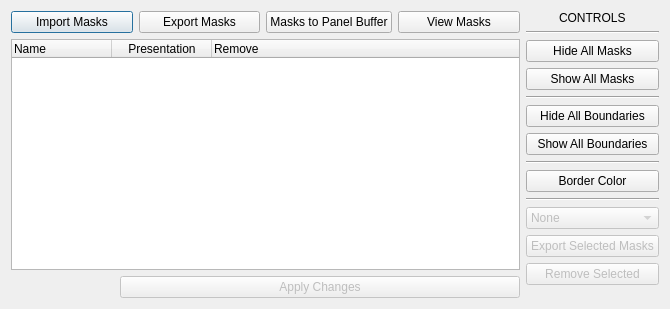
Before: the Qt Designer form hexrdgui/resources/ui/mask_manager_dialog.ui in HEXRD/hexrdgui, drawn with Qt 5.
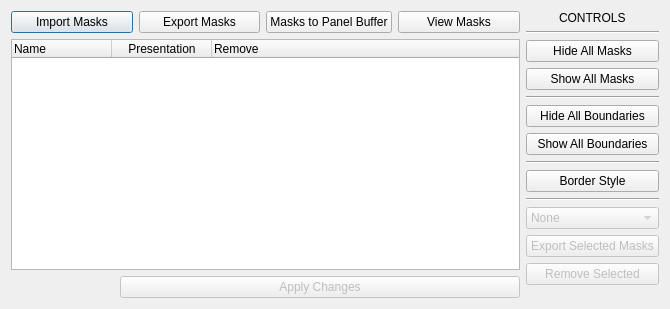
After: the same form once the commit is applied.

Commit message: Fix naming: border_color -> border_style

Diff of the .ui file:
```diff
--- a/hexrdgui/resources/ui/mask_manager_dialog.ui
+++ b/hexrdgui/resources/ui/mask_manager_dialog.ui
@@ -192,7 +192,7 @@
      <item>
       <widget class="QPushButton" name="border_color">
        <property name="text">
-        <string>Border Color</string>
+        <string>Border Style</string>
        </property>
       </widget>
      </item>
```
Left out of the diff: 4 changed lines with no effect on the pictures. The commit also changes 1 other file.
